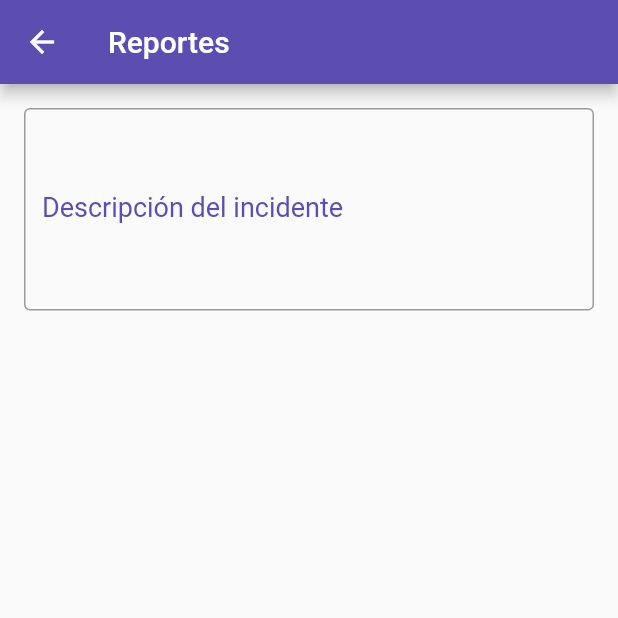
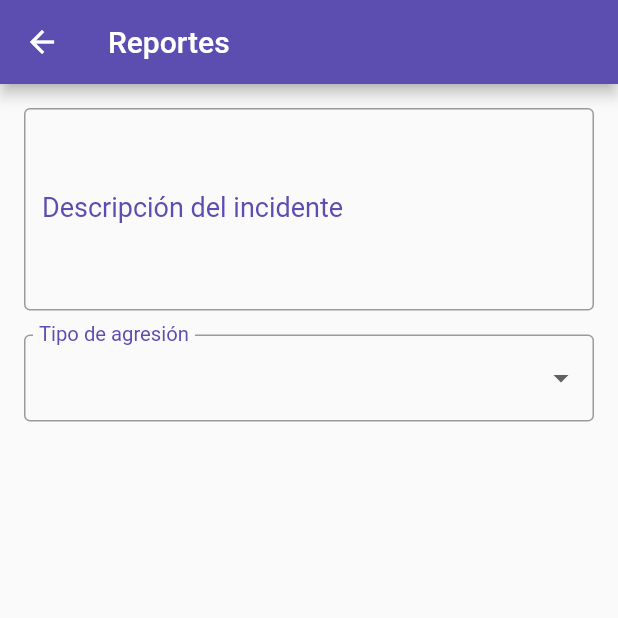
Before and after one commit to joseant11/ProtegelApp, a Flutter app: the ReportScreen screen opened directly, on a phone screen of 412 x 824 dp, the top half of it. Run offline on Flutter 3.47's test engine with Material 2 defaults, Android fonts, the phone set to English and light mode, and no system bars; our stand-ins replace google_maps_flutter.

Commit message:
Agregué menú desplegable para seleccionar el tipo de agresión

```diff
--- a/lib/screens/reporta_screen.dart
+++ b/lib/screens/reporta_screen.dart
@@ -7,6 +7,14 @@ class ReportScreen extends StatefulWidget {
 
 class _ReportScreenState extends State<ReportScreen> {
   String _incidentDescription = '';
+  String? _selectedAggression;
+  final List<String> _aggressions = [
+    'Agresión física',
+    'Agresión sexual',
+    'Agresión verbal',
+    'Agresión psicológica',
+    'Agresión digital',
+  ];
 
   @override
   Widget build(BuildContext context) {
@@ -33,6 +41,35 @@ class _ReportScreenState extends State<ReportScreen> {
               ),
               onChanged: (value) => _incidentDescription = value,
             ),
+            SizedBox(height: 16.0),
+            InputDecorator(
+              decoration: InputDecoration(
+                labelText: 'Tipo de agresión',
+                labelStyle: TextStyle(color: Color(0xff5C4DB1), fontSize: 18.0),
+                border: OutlineInputBorder(
+                  borderSide: BorderSide(color: Color(0xff5C4DB1)),
+                ),
+                contentPadding:
+                    EdgeInsets.symmetric(horizontal: 10.0, vertical: 5.0),
+              ),
+              child: DropdownButtonHideUnderline(
+                child: DropdownButton<String>(
+                  value: _selectedAggression,
+                  onChanged: (String? newValue) {
+                    setState(() {
+                      _selectedAggression = newValue;
+                    });
+                  },
+                  items:
+                      _aggressions.map<DropdownMenuItem<String>>((String value) {
+                    return DropdownMenuItem<String>(
+                      value: value,
+                      child: Text(value),
+                    );
+                  }).toList(),
+                ),
+              ),
+            ),
           ],
         ),
       ),
```
